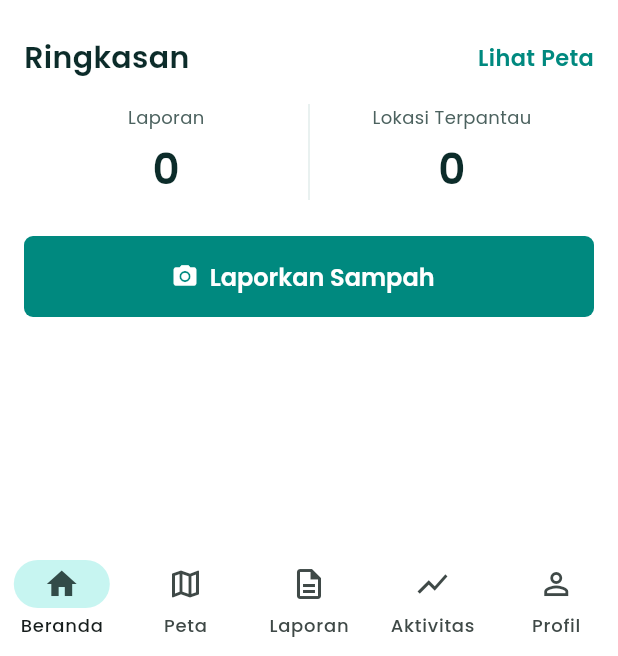
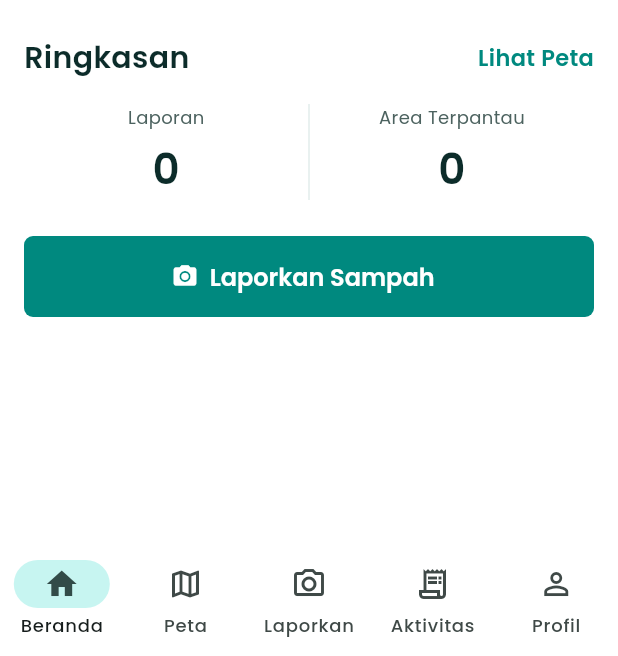
Before and after one commit to dimaswirabakti/cleanesia, a Flutter app: the screen it shows after launch, after a tap on "Mulai Sekarang", on a phone screen of 412 x 824 dp. Shown: the part 577-1233 px from the top of the screen. Run offline on Flutter 3.47's test engine with Material 3 defaults, Android fonts, the light colour scheme and no system bars; drawn by our look-alikes of flutter_map; our stand-ins replace cloud_firestore, connectivity_plus, firebase_auth, firebase_core, flutter_riverpod, geolocator and 2 more; missing offline and left inert: tflite_flutter; accounts and stored records are empty.

Commit message:
feat: tab Aktivitas & Profil, peta nasional/lokasi pengguna, statistik sistem vs pengguna, deteksi konektivitas & foto lokal persisten

```diff
--- a/lib/app.dart
+++ b/lib/app.dart
@@ -12,6 +12,7 @@ class CleanesiaApp extends StatelessWidget {
   @override
   Widget build(BuildContext context) {
     return MaterialApp(
+      debugShowCheckedModeBanner: false,
       title: 'Cleanesia',
       theme: ThemeData(
         useMaterial3: true,
--- a/lib/core/theme.dart
+++ b/lib/core/theme.dart
@@ -1,4 +1,3 @@
-import 'dart:ui' show FontFeature;
 import 'package:flutter/material.dart';
 
 /// Token warna dari design system Cleanesia
--- a/lib/features/home/beranda_screen.dart
+++ b/lib/features/home/beranda_screen.dart
@@ -105,7 +105,12 @@ class BerandaScreen extends StatelessWidget {
               child: const IgnorePointer(
                 child: SizedBox(
                   height: 240,
-                  child: CellMap(interactive: false),
+                  child: IgnorePointer(
+                    child: SizedBox(
+                      height: 240,
+                      child: CellMap(interactive: false, tampilNasional: true),
+                    ),
+                  ),
                 ),
               ),
             ),
@@ -134,7 +139,7 @@ class BerandaScreen extends StatelessWidget {
                   children: [
                     _statCol('Laporan', '${s[0]}'),
                     const VerticalDivider(color: AppColors.line, width: 1),
-                    _statCol('Lokasi Terpantau', '${s[1]}'),
+                    _statCol('Area Terpantau', '${s[1]}'),
                   ],
                 ),
               );
--- a/lib/features/home/cell_map.dart
+++ b/lib/features/home/cell_map.dart
@@ -6,6 +6,7 @@ import '../../core/constants.dart';
 import '../../core/geo.dart';
 import '../../core/theme.dart';
 import '../../models/report.dart';
+import 'package:geolocator/geolocator.dart';
 
 class CellAgg {
   final int severity;
@@ -64,10 +65,49 @@ List<Polygon> cellPolygons(Map<String, CellAgg> cells) {
   return out;
 }
 
-class CellMap extends StatelessWidget {
+class CellMap extends StatefulWidget {
   final bool interactive;
   final void Function(Map<String, CellAgg> cells, LatLng p)? onTapCell;
-  const CellMap({super.key, this.interactive = true, this.onTapCell});
+  final bool ikutiLokasi;
+  final bool tampilNasional;
+  const CellMap({
+    super.key,
+    this.interactive = true,
+    this.onTapCell,
+    this.ikutiLokasi = false,
+    this.tampilNasional = false,
+  });
+
+  @override
+  State<CellMap> createState() => _CellMapState();
+}
+
+class _CellMapState extends State<CellMap> {
+  final _mapController = MapController();
+  LatLng? _lokasi;
+
+  @override
+  void initState() {
+    super.initState();
+    if (widget.ikutiLokasi) _muatLokasi();
+  }
+
+  Future<void> _muatLokasi() async {
+    var izin = await Geolocator.checkPermission();
+    if (izin == LocationPermission.denied) {
+      izin = await Geolocator.requestPermission();
+    }
+    if (izin == LocationPermission.denied ||
+        izin == LocationPermission.deniedForever) {
+      return;
+    }
+    try {
+      final pos = await Geolocator.getCurrentPosition();
+      if (!mounted) return;
+      setState(() => _lokasi = LatLng(pos.latitude, pos.longitude));
+      _mapController.move(_lokasi!, 16);
+    } catch (_) {}
+  }
 
   @override
   Widget build(BuildContext context) {
@@ -76,21 +116,36 @@ class CellMap extends StatelessWidget {
       builder: (context, snap) {
         final docs = snap.data?.docs ?? const <QueryDocumentSnapshot>[];
         final cells = aggregateCells(docs);
-        final center = cells.isNotEmpty
-            ? () {
-                final b = cellBounds(cells.keys.first);
-                return LatLng(b.latMid, b.lngMid);
-              }()
-            : const LatLng(-8.025, 110.332);
+
+        LatLng center;
+        double zoom;
+        if (widget.tampilNasional) {
+          center = const LatLng(-2.5, 118.0); // titik tengah Indonesia
+          zoom = 3.5;
+        } else if (widget.ikutiLokasi) {
+          center = _lokasi ?? const LatLng(-8.025, 110.332);
+          zoom = _lokasi != null ? 16 : 5;
+        } else if (cells.isNotEmpty) {
+          final b = cellBounds(cells.keys.first);
+          center = LatLng(b.latMid, b.lngMid);
+          zoom = 15;
+        } else {
+          center = const LatLng(-8.025, 110.332);
+          zoom = 15;
+        }
+
         return FlutterMap(
+          mapController: _mapController,
           options: MapOptions(
             initialCenter: center,
-            initialZoom: 15,
-            onTap: (interactive && onTapCell != null)
-                ? (tp, p) => onTapCell!(cells, p)
+            initialZoom: zoom,
+            onTap: (widget.interactive && widget.onTapCell != null)
+                ? (tp, p) => widget.onTapCell!(cells, p)
                 : null,
             interactionOptions: InteractionOptions(
-              flags: interactive ? InteractiveFlag.all : InteractiveFlag.none,
+              flags: widget.interactive
+                  ? InteractiveFlag.all
+                  : InteractiveFlag.none,
             ),
           ),
           children: [
@@ -99,7 +154,22 @@ class CellMap extends StatelessWidget {
               userAgentPackageName: 'com.mencarijatidiri.cleanesia',
             ),
             PolygonLayer(polygons: cellPolygons(cells)),
-            if (interactive)
+            if (_lokasi != null)
+              MarkerLayer(
+                markers: [
+                  Marker(
+                    point: _lokasi!,
+                    width: 24,
+                    height: 24,
+                    child: const Icon(
+                      Icons.my_location,
+                      color: AppColors.brand700,
+                      size: 24,
+                    ),
+                  ),
+                ],
+              ),
+            if (widget.interactive)
               const RichAttributionWidget(
                 attributions: [
                   TextSourceAttribution('OpenStreetMap contributors'),
--- a/lib/features/home/home_map_screen.dart
+++ b/lib/features/home/home_map_screen.dart
@@ -60,6 +60,7 @@ class HomeMapScreen extends StatelessWidget {
       appBar: AppBar(title: const Text('Peta Sebaran')),
       body: CellMap(
         interactive: true,
+        ikutiLokasi: true,
         onTapCell: (cells, p) => _detailSel(context, cells, p),
       ),
     );
--- a/lib/features/landing/landing_screen.dart
+++ b/lib/features/landing/landing_screen.dart
@@ -40,7 +40,7 @@ class LandingScreen extends StatelessWidget {
         body: Stack(
           fit: StackFit.expand,
           children: [
-            Image.asset('assets/images/landing_bg.png', fit: BoxFit.cover),
+            Image.asset('assets/images/landing_bg.jpeg', fit: BoxFit.cover),
             const DecoratedBox(
               decoration: BoxDecoration(
                 gradient: LinearGradient(
--- /dev/null
+++ b/lib/features/profile/profil_screen.dart
@@ -0,0 +1,220 @@
+import 'package:flutter/material.dart';
+import 'package:cloud_firestore/cloud_firestore.dart';
+import 'package:firebase_auth/firebase_auth.dart';
+import '../../core/theme.dart';
+import 'package:connectivity_plus/connectivity_plus.dart';
+
+class ProfilScreen extends StatelessWidget {
+  const ProfilScreen({super.key});
+
+  Future<Map<String, int>> _stats(String uid) async {
+    final snap = await FirebaseFirestore.instance
+        .collection('reports')
+        .where('reporterId', isEqualTo: uid)
+        .get();
+    final laporan = snap.docs.length;
+    final lokasi = snap.docs
+        .map((d) => (d.data()['cellId'] as String?) ?? '')
+        .where((c) => c.isNotEmpty)
+        .toSet()
+        .length;
+    return {'laporan': laporan, 'lokasi': lokasi};
+  }
+
+  void _tentang(BuildContext c) => _sheet(
+    c,
+    'Tentang Aplikasi',
+    'Cleanesia adalah aplikasi pemetaan sebaran sampah laut berbasis kecerdasan buatan dan '
+        'partisipasi warga pesisir. Warga memotret sampah di pantai, model kecerdasan buatan di dalam '
+        'ponsel mengenali jenisnya secara langsung tanpa internet, lalu laporan digabung menjadi peta '
+        'kepadatan untuk membantu prioritas pembersihan pantai.',
+  );
+
+  void _bantuan(BuildContext c) => _sheet(
+    c,
+    'Bantuan',
+    'Cara melapor:\n\n'
+        '1. Tekan menu Laporkan di navigasi bawah.\n'
+        '2. Foto sampah di lokasi, atau pilih dari galeri.\n'
+        '3. Periksa hasil deteksi jenis sampah, ubah bila perlu.\n'
+        '4. Pilih tingkat keparahan, lalu tekan Kirim Laporan.\n\n'
+        'Jika sedang tidak ada internet, laporan tersimpan otomatis dan terkirim sendiri begitu '
+        'perangkat kembali daring. Anda dapat memantau status laporan di menu Aktivitas.',
+  );
+
+  void _sheet(BuildContext c, String judul, String isi) {
+    showModalBottomSheet(
+      context: c,
+      backgroundColor: AppColors.bg,
+      isScrollControlled: true,
+      shape: const RoundedRectangleBorder(
+        borderRadius: BorderRadius.vertical(top: Radius.circular(16)),
+      ),
+      builder: (_) => Padding(
+        padding: const EdgeInsets.all(AppSpacing.lg),
+        child: Column(
+          mainAxisSize: MainAxisSize.min,
+          crossAxisAlignment: CrossAxisAlignment.start,
+          children: [
+            Text(judul, style: AppText.title),
+            const SizedBox(height: AppSpacing.md),
+            Text(isi, style: AppText.body),
+            const SizedBox(height: AppSpacing.md),
+          ],
+        ),
+      ),
+    );
+  }
+
+  Widget _statBox(String value, String label) => Expanded(
+    child: Column(
+      children: [
+        Text(value, style: AppText.number),
+        const SizedBox(height: 4),
+        Text(label, style: AppText.caption),
+      ],
+    ),
+  );
+
+  Widget _menu(IconData ikon, String judul, VoidCallback onTap) => InkWell(
+    onTap: onTap,
+    child: Padding(
+      padding: const EdgeInsets.symmetric(vertical: 14, horizontal: 4),
+      child: Row(
+        children: [
+          Icon(ikon, size: 22, color: AppColors.ink900),
+          const SizedBox(width: AppSpacing.md),
+          Expanded(child: Text(judul, style: AppText.body)),
+          const Icon(Icons.chevron_right, color: AppColors.ink600),
+        ],
+      ),
+    ),
+  );
+
+  @override
+  Widget build(BuildContext context) {
+    final user = FirebaseAuth.instance.currentUser;
+    final uid = user?.uid ?? '-';
+    final idPendek = uid.length >= 6
+        ? uid.substring(0, 6).toUpperCase()
+        : uid.toUpperCase();
+
+    return Scaffold(
+      appBar: AppBar(title: const Text('Profil')),
+      body: ListView(
+        padding: const EdgeInsets.all(AppSpacing.lg),
+        children: [
+          const SizedBox(height: AppSpacing.md),
+          Center(
+            child: Column(
+              children: [
+                Container(
+                  width: 96,
+                  height: 96,
+                  decoration: const BoxDecoration(
+                    color: AppColors.brand50,
+                    shape: BoxShape.circle,
+                  ),
+                  child: const Icon(
+                    Icons.person_outline,
+                    size: 44,
+                    color: AppColors.brand700,
+                  ),
+                ),
+                const SizedBox(height: AppSpacing.md),
+                const Text('Kontributor Anonim', style: AppText.title),
+                const SizedBox(height: 4),
+                Text('ID: WRG-$idPendek', style: AppText.caption),
+              ],
+            ),
+          ),
+          const SizedBox(height: AppSpacing.lg),
+
+          // status koneksi
+          StreamBuilder<List<ConnectivityResult>>(
+            stream: Connectivity().onConnectivityChanged,
+            builder: (context, snap) {
+              final hasil = snap.data ?? const [];
+              final luring =
+                  hasil.isEmpty ||
+                  hasil.every((r) => r == ConnectivityResult.none);
+              return Row(
+                mainAxisAlignment: MainAxisAlignment.center,
+                children: [
+                  Icon(
+                    luring
+                        ? Icons.cloud_off_outlined
+                        : Icons.cloud_done_outlined,
+                    size: 16,
+                    color: luring ? AppColors.ink600 : AppColors.success,
+                  ),
+                  const SizedBox(width: 6),
+                  Text(
+                    luring ? 'Mode luring' : 'Daring',
+                    style: AppText.caption.copyWith(
+                      color: luring ? AppColors.ink600 : AppColors.success,
+                    ),
+                  ),
+                ],
+              );
+            },
+          ),
+          const SizedBox(height: AppSpacing.lg),
+
+          // statistik
+          FutureBuilder<Map<String, int>>(
+            future: _stats(uid),
+            builder: (context, snap) {
+              final s = snap.data ?? const {'laporan': 0, 'area': 0};
+              return Container(
+                padding: const EdgeInsets.symmetric(vertical: AppSpacing.md),
+                decoration: BoxDecoration(
+                  border: Border.all(color: AppColors.line),
+                  borderRadius: BorderRadius.circular(AppSpacing.radius),
+                ),
+                child: IntrinsicHeight(
+                  child: Row(
+                    children: [
+                      _statBox('${s['laporan']}', 'Jumlah Laporan'),
+                      const VerticalDivider(color: AppColors.line, width: 1),
+                      _statBox('${s['lokasi']}', 'Lokasi Terpantau'),
+                    ],
+                  ),
+                ),
+              );
+            },
+          ),
+          const SizedBox(height: AppSpacing.lg),
+
+          Container(
+            decoration: BoxDecoration(
+              border: Border.all(color: AppColors.line),
+              borderRadius: BorderRadius.circular(AppSpacing.radius),
+            ),
+            padding: const EdgeInsets.symmetric(horizontal: AppSpacing.md),
+            child: Column(
+              children: [
+                _menu(
+                  Icons.info_outline,
+                  'Tentang Aplikasi',
+                  () => _tentang(context),
+                ),
+                const Divider(color: AppColors.line, height: 1),
+                _menu(Icons.help_outline, 'Bantuan', () => _bantuan(context)),
+              ],
+            ),
+          ),
+          const SizedBox(height: AppSpacing.lg),
+
+          Center(
+            child: Text(
+              'Cleanesia v1.0.0 | Dibuat untuk lingkungan laut Indonesia.',
+              textAlign: TextAlign.center,
+              style: AppText.caption,
+            ),
+          ),
+        ],
+      ),
+    );
+  }
+}
--- a/lib/features/report/classifier_service.dart
+++ b/lib/features/report/classifier_service.dart
@@ -14,7 +14,6 @@ class HasilKlasifikasi {
 
 class ClassifierService {
   Interpreter? _interp;
-  List<WasteType> _labels = WasteType.values;
   List<double> _th = List.filled(5, 0.5);
   bool _stub = false;
 
@@ -31,7 +30,6 @@ class ClassifierService {
       _interp = await Interpreter.fromAsset('assets/model/model_jenis.tflite');
       final th = await rootBundle.loadString('assets/model/thresholds.txt');
       _th = th.trim().split('\n').map((e) => double.parse(e.trim())).toList();
-      _labels = _urutan;
       _stub = false;
     } catch (e) {
       // Simulator / model gagal dimuat
--- a/lib/features/report/report_detail_screen.dart
+++ b/lib/features/report/report_detail_screen.dart
@@ -61,6 +61,7 @@ class _S extends State<ReportDetailScreen> {
         cellId: computeCellId(lat, lng),
         createdAt: DateTime.now(),
         reporterId: uid,
+        localPhotoPath: draft.localPhotoName,
       );
       FirebaseFirestore.instance.collection('reports').add(r.toMap());
       if (!mounted) return;
@@ -191,7 +192,7 @@ class _S extends State<ReportDetailScreen> {
             const Padding(
               padding: EdgeInsets.only(top: 8),
               child: Text(
-                'Mode stub (model tak jalan di Simulator) — hasil tiruan',
+                'Mode stub (model tak jalan di Simulator)',
                 style: TextStyle(color: AppColors.warning, fontSize: 12),
               ),
             ),
--- a/lib/features/report/report_draft.dart
+++ b/lib/features/report/report_draft.dart
@@ -2,6 +2,7 @@ import '../../models/report.dart';
 
 class ReportDraft {
   final String imagePath;
+  final String localPhotoName;
   final Map<WasteType, double> prob;
   Set<WasteType> types;
   Severity? severity;
@@ -11,6 +12,7 @@ class ReportDraft {
 
   ReportDraft({
     required this.imagePath,
+    required this.localPhotoName,
     required this.prob,
     required this.types,
     required this.pakaiStub,
--- a/lib/features/shell/main_shell.dart
+++ b/lib/features/shell/main_shell.dart
@@ -2,7 +2,8 @@ import 'package:flutter/material.dart';
 import '../../core/theme.dart';
 import '../home/beranda_screen.dart';
 import '../home/home_map_screen.dart';
-import 'placeholder_screen.dart';
+import '../activity/aktivitas_screen.dart';
+import '../profile/profil_screen.dart';
 
 class MainShell extends StatefulWidget {
   const MainShell({super.key});
@@ -18,15 +19,21 @@ class _MainShellState extends State<MainShell> {
     final pages = [
       BerandaScreen(onLihatPeta: () => setState(() => _i = 1)),
       const HomeMapScreen(),
-      const PlaceholderScreen(judul: 'Laporan'),
-      const PlaceholderScreen(judul: 'Aktivitas'),
-      const PlaceholderScreen(judul: 'Profil'),
+      const SizedBox.shrink(),
+      const AktivitasScreen(),
+      const ProfilScreen(),
     ];
     return Scaffold(
       body: IndexedStack(index: _i, children: pages),
       bottomNavigationBar: NavigationBar(
         selectedIndex: _i,
-        onDestinationSelected: (v) => setState(() => _i = v),
+        onDestinationSelected: (v) {
+          if (v == 2) {
+            Navigator.pushNamed(context, '/report/photo');
+          } else {
+            setState(() => _i = v);
+          }
+        },
         backgroundColor: AppColors.bg,
         indicatorColor: AppColors.brand100,
         destinations: const [
@@ -41,13 +48,13 @@ class _MainShellState extends State<MainShell> {
             label: 'Peta',
           ),
           NavigationDestination(
-            icon: Icon(Icons.description_outlined),
-            selectedIcon: Icon(Icons.description),
-            label: 'Laporan',
+            icon: Icon(Icons.camera_alt_outlined),
+            selectedIcon: Icon(Icons.camera_alt),
+            label: 'Laporkan',
           ),
           NavigationDestination(
-            icon: Icon(Icons.show_chart),
-            selectedIcon: Icon(Icons.show_chart),
+            icon: Icon(Icons.receipt_long_outlined),
+            selectedIcon: Icon(Icons.receipt_long),
             label: 'Aktivitas',
           ),
           NavigationDestination(
--- a/lib/features/shell/placeholder_screen.dart
+++ b/lib/features/shell/placeholder_screen.dart
@@ -7,6 +7,6 @@ class PlaceholderScreen extends StatelessWidget {
   @override
   Widget build(BuildContext context) => Scaffold(
     appBar: AppBar(title: Text(judul)),
-    body: Center(child: Text('$judul — segera hadir', style: AppText.body)),
+    body: Center(child: Text('$judul segera hadir', style: AppText.body)),
   );
 }
--- a/lib/models/report.dart
+++ b/lib/models/report.dart
@@ -34,6 +34,7 @@ class Report {
   final DateTime createdAt;
   final String reporterId;
   final String? thumbnailUrl;
+  final String? localPhotoPath;
 
   const Report({
     this.reportId,
@@ -46,6 +47,7 @@ class Report {
     required this.createdAt,
     required this.reporterId,
     this.thumbnailUrl,
+    this.localPhotoPath,
   });
 
   Map<String, dynamic> toMap() => {
@@ -58,6 +60,7 @@ class Report {
     'createdAt': Timestamp.fromDate(createdAt),
     'reporterId': reporterId,
     'thumbnailUrl': thumbnailUrl,
+    'localPhotoPath': localPhotoPath,
   };
 
   factory Report.fromMap(String id, Map<String, dynamic> m) => Report(
@@ -73,5 +76,6 @@ class Report {
     createdAt: (m['createdAt'] as Timestamp).toDate(),
     reporterId: m['reporterId'] as String,
     thumbnailUrl: m['thumbnailUrl'] as String?,
+    localPhotoPath: m['localPhotoPath'] as String?,
   );
 }
--- a/pubspec.yaml
+++ b/pubspec.yaml
@@ -46,6 +46,9 @@ dependencies:
   tflite_flutter: ^0.12.1
   image: ^4.9.1
   flutter_svg: ^2.3.0
+  path_provider: ^2.1.6
+  path: ^1.9.1
+  connectivity_plus: ^7.3.1
 
 dev_dependencies:
   flutter_test:
```
Also changed, not shown: lib/features/activity/aktivitas_screen.dart (added, +196 -0 lines), lib/features/report/report_photo_screen.dart (+13 -3 lines), assets/images/landing_bg.jpeg (added), assets/images/landing_bg.png (deleted), pubspec.lock, 4 other files.
